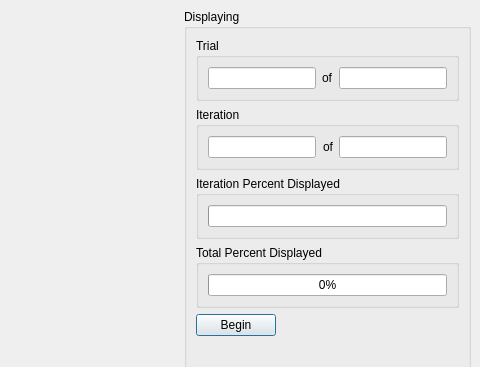
msolomon/Hyena-Communication, file qthyena.ui: the form before one commit; both pictures show x 378 to 858 and y 0 to 367 of the 858 by 689 pixel window.
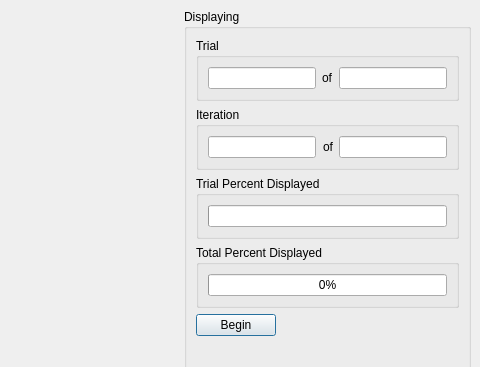
The form after the commit. Custom widgets are drawn as their Qt base class.

Commit message: Revised max ranges of senses

What changed in the file:
```diff
--- a/qthyena.ui
+++ b/qthyena.ui
@@ -256,7 +256,7 @@
           </sizepolicy>
          </property>
          <property name="title">
-          <string>Iteration Percent Displayed</string>
+          <string>Trial Percent Displayed</string>
          </property>
          <layout class="QHBoxLayout" name="horizontalLayout_3">
           <item>
```
The commit also changes 2 other files.
